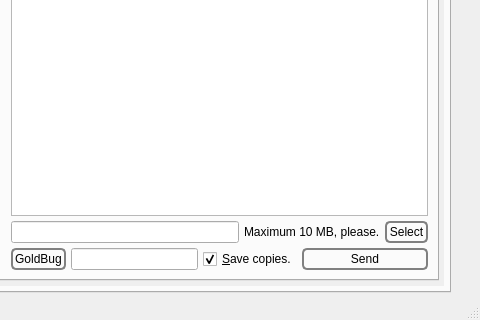
Above: branches/trunk/GoldBug-UI/controlcenter.ui from textbrowser/spot-on before the change; both pictures show x 180 to 660 and y 480 to 800 of the 660 by 800 pixel window. Below: the same form after it.
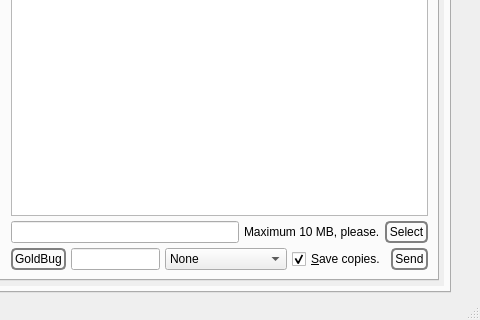
That is the form after the change. The open tabs and pages were chosen to show the change. Icons and pictures are not drawn. Custom widgets are drawn as their Qt base class.

Commit message: New e-mail widget. Pass the temporary public key from the kernel to the ui.

What changed in the file:
```diff
--- a/branches/trunk/GoldBug-UI/controlcenter.ui
+++ b/branches/trunk/GoldBug-UI/controlcenter.ui
@@ -1223,8 +1223,8 @@
             <rect>
              <x>0</x>
              <y>0</y>
-             <width>559</width>
-             <height>637</height>
+             <width>570</width>
+             <height>674</height>
             </rect>
            </property>
            <layout class="QVBoxLayout" name="verticalLayout_55">
@@ -2392,6 +2392,31 @@
                     <item>
                      <widget class="QLineEdit" name="goldbug"/>
                     </item>
+                    <item>
+                     <widget class="QComboBox" name="email_fs_gb">
+                      <property name="currentIndex">
+                       <number>2</number>
+                      </property>
+                      <property name="sizeAdjustPolicy">
+                       <enum>QComboBox::AdjustToContents</enum>
+                      </property>
+                      <item>
+                       <property name="text">
+                        <string>Forward Secrecy</string>
+                       </property>
+                      </item>
+                      <item>
+                       <property name="text">
+                        <string>Gold Bug</string>
+                       </property>
+                      </item>
+                      <item>
+                       <property name="text">
+                        <string>None</string>
+                       </property>
+                      </item>
+                     </widget>
+                    </item>
                     <item>
                      <widget class="QCheckBox" name="saveCopy">
                       <property name="sizePolicy">
```
Left out of the diff: 15 changed lines with no effect on the pictures. The commit also changes 5 other files.
